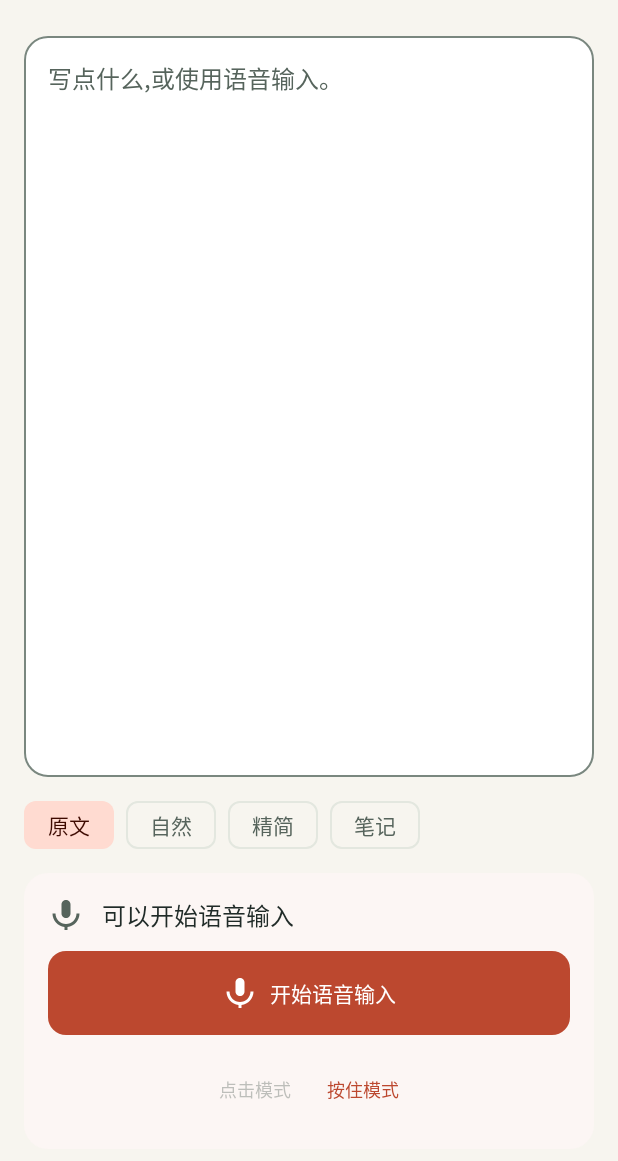
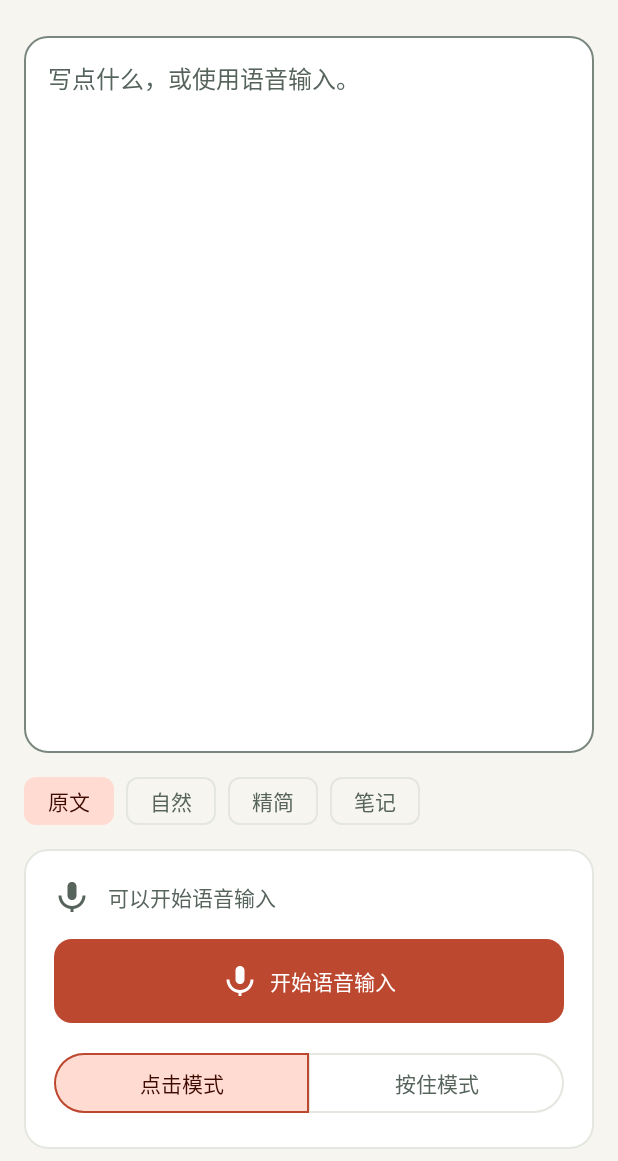
Before and after one commit to IAmKings/Sonlet, an Android app built with Jetpack Compose: the screen it shows after launch (MainActivity), after a tap on "返回编辑", on a phone screen of 412 x 824 dp, the part 75-1236 px from its top. Run offline under Robolectric (Android 15) with nearby library versions, the phone set to English and light mode, and no system bars; 3 statements that could not run were skipped.

Commit message:
界面: 控制面改平面边界,模式切换改分段控件,状态行降权
控制面原先用 tonalElevation=1dp,M3 会拿 primary 当地面色叠加,整块
面板被染成品牌橙的淡色,抢走主按钮的强调;DESIGN.md §4 要求平面表面
+ 1dp 边界,改为 border=outlineVariant。

模式切换用 enabled 冒充选中:当前模式画成禁用灰、另一项用品牌橙,
读起来恰好相反,TalkBack 也播报成"已禁用"。改用
SingleChoiceSegmentedButtonRow + selected 语义,配色对齐 primaryContainer。

READY 状态行与主按钮文案近似等重,降为 bodyMedium/onSurfaceVariant;
占位符半角逗号改全角,中英两套资源同步。

```diff
--- a/app/src/main/java/com/sonlet/app/feature/dictation/DictationScreen.kt
+++ b/app/src/main/java/com/sonlet/app/feature/dictation/DictationScreen.kt
@@ -27,6 +27,9 @@ import androidx.compose.material3.ButtonDefaults
 import androidx.compose.material3.CircularProgressIndicator
 import androidx.compose.material3.Icon
 import androidx.compose.material3.MaterialTheme
+import androidx.compose.material3.SegmentedButton
+import androidx.compose.material3.SegmentedButtonDefaults
+import androidx.compose.material3.SingleChoiceSegmentedButtonRow
 import androidx.compose.material3.Snackbar
 import androidx.compose.material3.SnackbarHost
 import androidx.compose.material3.SnackbarHostState
@@ -320,15 +323,17 @@ private fun ControlPanel(
     onDismissError: () -> Unit,
     onOpenSettings: () -> Unit,
 ) {
+    // DESIGN.md §4:平面表面 + 1dp 边界;不用 tonalElevation —— M3 会拿 primary
+    // 当地面色叠加,把控制面染成品牌色,抢走主按钮的强调。
     Surface(
         modifier = modifier.padding(vertical = 8.dp),
         shape = RoundedCornerShape(16.dp),
         color = MaterialTheme.colorScheme.surface,
-        tonalElevation = 1.dp,
+        border = BorderStroke(1.dp, MaterialTheme.colorScheme.outlineVariant),
     ) {
         Column(
-            modifier = Modifier.padding(16.dp),
-            verticalArrangement = Arrangement.spacedBy(12.dp),
+            modifier = Modifier.padding(20.dp),
+            verticalArrangement = Arrangement.spacedBy(16.dp),
         ) {
             StatusRow(state, limitMs)
             if (state.phase == DictationPhase.RECORDING) {
@@ -403,13 +408,19 @@ private fun StatusRow(state: DictationUiState, limitMs: Long) {
                     tint = MaterialTheme.colorScheme.onSurfaceVariant,
                 )
         }
+        // READY 时状态行是"背景说明",不该和主按钮的"开始语音输入"等重;
+        // 降一档字号与颜色,把视觉重心让给按钮(DESIGN.md §7 文字在前、动作在后)。
         Text(
             text = statusText(state),
-            style = MaterialTheme.typography.bodyLarge,
-            color = if (state.phase == DictationPhase.ERROR) {
-                MaterialTheme.colorScheme.error
+            style = if (state.phase == DictationPhase.READY) {
+                MaterialTheme.typography.bodyMedium
             } else {
-                MaterialTheme.colorScheme.onSurface
+                MaterialTheme.typography.bodyLarge
+            },
+            color = when (state.phase) {
+                DictationPhase.ERROR -> MaterialTheme.colorScheme.error
+                DictationPhase.READY -> MaterialTheme.colorScheme.onSurfaceVariant
+                else -> MaterialTheme.colorScheme.onSurface
             },
             modifier = Modifier
                 .weight(1f)
@@ -649,26 +660,39 @@ private fun ModeToggleRow(
     val toggleVisible = state.phase == DictationPhase.READY ||
         state.phase == DictationPhase.RECORDING
     if (!toggleVisible) return
-    Row(
-        modifier = Modifier.fillMaxWidth(),
-        horizontalArrangement = Arrangement.Center,
-    ) {
-        TextButton(
+    // 用 selected 表达"当前选中的是哪个",而不是拿 enabled 冒充选中:
+    // 旧写法把当前模式画成禁用灰、另一项画成品牌橙,读起来恰好相反。
+    val segColors = SegmentedButtonDefaults.colors(
+        activeContainerColor = MaterialTheme.colorScheme.primaryContainer,
+        activeContentColor = MaterialTheme.colorScheme.onPrimaryContainer,
+        activeBorderColor = MaterialTheme.colorScheme.primary,
+        inactiveContainerColor = MaterialTheme.colorScheme.surface,
+        inactiveContentColor = MaterialTheme.colorScheme.onSurfaceVariant,
+        inactiveBorderColor = MaterialTheme.colorScheme.outlineVariant,
+    )
+    SingleChoiceSegmentedButtonRow(modifier = Modifier.fillMaxWidth()) {
+        SegmentedButton(
+            selected = !holdMode,
             onClick = { onHoldModeChange(false) },
-            enabled = holdMode,
+            shape = SegmentedButtonDefaults.itemShape(index = 0, count = 2),
+            colors = segColors,
+            icon = {},
         ) {
             Text(
                 stringResource(R.string.mode_toggle_tap),
-                style = MaterialTheme.typography.labelSmall,
+                style = MaterialTheme.typography.labelLarge,
             )
         }
-        TextButton(
+        SegmentedButton(
+            selected = holdMode,
             onClick = { onHoldModeChange(true) },
-            enabled = !holdMode,
+            shape = SegmentedButtonDefaults.itemShape(index = 1, count = 2),
+            colors = segColors,
+            icon = {},
         ) {
             Text(
                 stringResource(R.string.mode_toggle_hold),
-                style = MaterialTheme.typography.labelSmall,
+                style = MaterialTheme.typography.labelLarge,
             )
         }
     }
--- a/app/src/main/res/values/strings.xml
+++ b/app/src/main/res/values/strings.xml
@@ -5,7 +5,7 @@
     <string name="header_subtitle">本地转写</string>
 
     <!-- 编辑器(DESIGN.md §5:占位提示) -->
-    <string name="editor_placeholder">写点什么,或使用语音输入。</string>
+    <string name="editor_placeholder">写点什么，或使用语音输入。</string>
 
     <!-- 状态文案(DESIGN.md §6 状态表) -->
     <string name="status_preparing">正在准备离线语音模型</string>
@@ -63,6 +63,7 @@
     <string name="btn_release_to_transcribe">松开转写</string>
     <string name="mode_toggle_tap">点击模式</string>
     <string name="mode_toggle_hold">按住模式</string>
+    <string name="style_section_label">输出风格</string>
     <string name="style_verbatim">原文</string>
     <string name="style_natural">自然</string>
     <string name="style_concise">精简</string>
```
Also changed, not shown: 1 other file.
